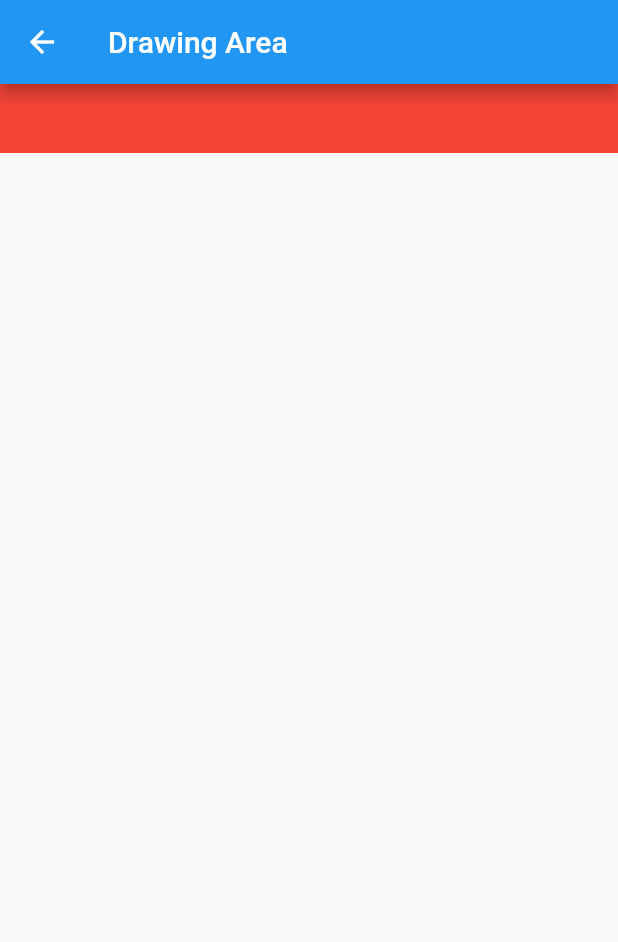
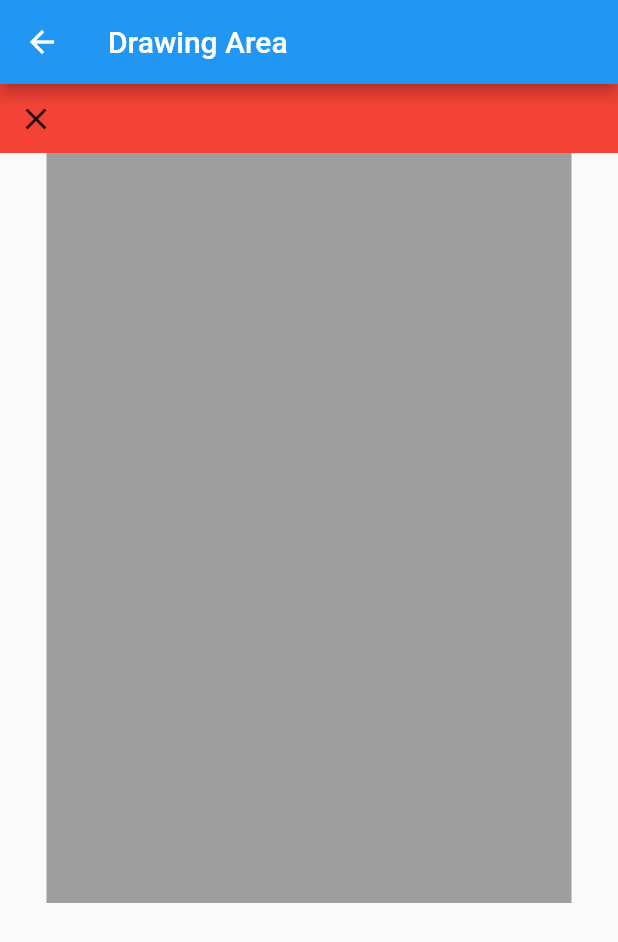
Before and after one commit to Megalilde/DrawsBio, a Flutter app: the screen it shows after launch, after a tap on the "add" icon, after a tap on the "access alarm" icon, on a phone screen of 412 x 824 dp. Shown: the top 942 px of the screen. Run offline on Flutter 3.47's test engine with Material 2 defaults, Android fonts, the light colour scheme and no system bars; our stand-ins replace dotted_border.

Commit message:
Added CustomPainter and MyPainter, added icon for remove the draws.

```diff
--- a/lib/business/mainLogicWidget.dart
+++ b/lib/business/mainLogicWidget.dart
@@ -47,7 +47,7 @@ class MainPageLogic{
   }
 
   void createSpace(List<Widget> myList) {
-      myList.add(SizedBox(width: 20));
+      myList.add(const SizedBox(width: 20));
   }
 
 }
--- a/lib/main.dart
+++ b/lib/main.dart
@@ -64,11 +64,9 @@ class _MyHomePageState extends State<MyHomePage> {
                   borderRadius: BorderRadius.circular(36.0),
                 ),
               ),
-              child: Container(
-                child: const Icon(
-                  Icons.add,
-                  color: Colors.black,
-                ),
+              child: Icon(
+                Icons.add,
+                color: Colors.black,
               ),
             ),
           ),
--- a/lib/screens/drawingScreen.dart
+++ b/lib/screens/drawingScreen.dart
@@ -1,6 +1,5 @@
-import 'package:flutter/cupertino.dart';
 import 'package:flutter/material.dart';
-import 'package:flutter/rendering.dart';
+
 
 class DrawingScreen extends StatefulWidget {
   DrawingScreen({Key? key});
@@ -10,11 +9,33 @@ class DrawingScreen extends StatefulWidget {
 }
 
 class _DrawingScreenState extends State<DrawingScreen> {
+
+  final _strokes = <Path>[];
+
+  void _startStroke(double x, double y)
+  {
+      _strokes.add(Path()..moveTo(x,y));
+  }
+  void _moveStroke(double x, double y)
+  {
+    setState(() {
+      _strokes.last.lineTo(x, y);
+    });
+
+  }
+
+  void _clearStroke()
+  {
+    setState(() {
+      _strokes.clear();
+    });
+
+  }
   @override
   Widget build(BuildContext context) {
     return Scaffold(
       appBar: AppBar(
-        title: Text('Drawing Area'),
+        title: const Text('Drawing Area'),
       ),
       body: SafeArea(
         child: Center(
@@ -25,6 +46,29 @@ class _DrawingScreenState extends State<DrawingScreen> {
                 color: Colors.red,
                 height: 46,
                 width: double.infinity,
+                child: Row(
+                  crossAxisAlignment: CrossAxisAlignment.center,
+                  children: [
+                    IconButton(onPressed: () {_clearStroke();}, icon: const Icon(Icons.clear)),
+                  ],
+                ),
+              ),
+              GestureDetector(
+                onPanDown: (details) {
+                  _startStroke(details.localPosition.dx, details.localPosition.dy);
+                },
+                onPanUpdate: (details) {
+                  _moveStroke(details.localPosition.dx, details.localPosition.dy);
+                },
+                child: Container(
+                  color: Colors.grey,
+                  width: 350,
+                  height: 500,
+                child: CustomPaint(
+                  size: const Size(350,500),
+                  painter: MyPainter(_strokes),
+                  ),
+                ),
               ),
             ],
           ),
@@ -33,3 +77,25 @@ class _DrawingScreenState extends State<DrawingScreen> {
     );
   }
 }
+
+class MyPainter extends CustomPainter {
+  final List<Path> strokes;
+  MyPainter(this.strokes);
+
+  @override
+  void paint(Canvas canvas, Size size) {
+    for (final stroke in strokes) {
+      final paint = Paint()
+        ..strokeWidth = 2
+        ..color = Colors.teal
+        ..strokeCap = StrokeCap.round
+        ..style = PaintingStyle.stroke;
+      canvas.drawPath(stroke, paint);
+    }
+  }
+
+  @override
+  bool shouldRepaint(covariant CustomPainter oldDelegate) {
+    return true;
+  }
+}
```
